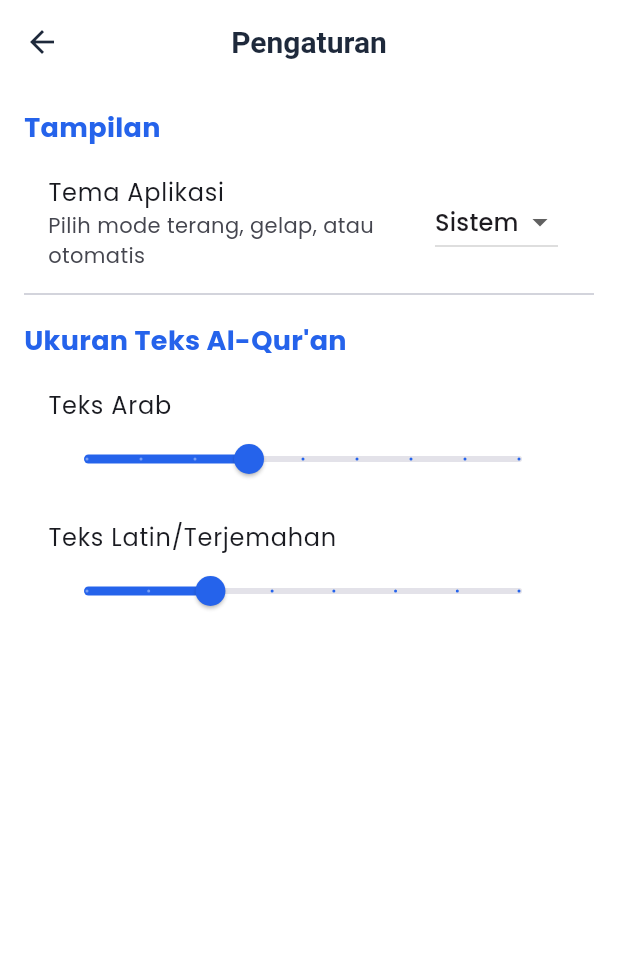
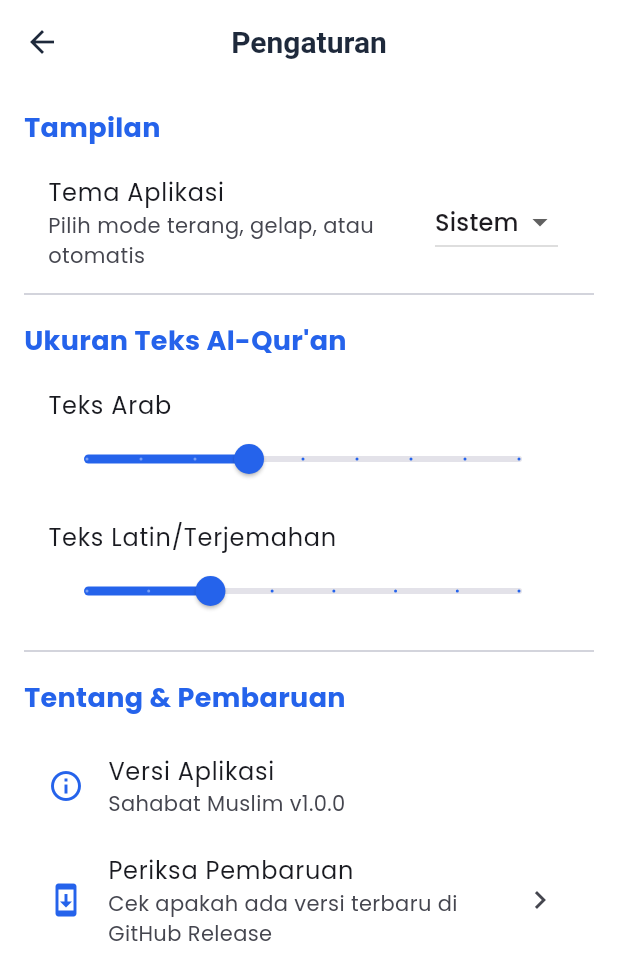
Before and after one commit to MuhammadKrisna18/sahabatmuslim, a Flutter app: the screen it shows after launch, after a tap on the "volume up" icon, after a tap on the "settings" icon, on a phone screen of 412 x 824 dp. Shown: the top 980 px of the screen. Run offline on Flutter 3.47's test engine with Material 3 defaults, Android fonts, the phone set to English and light mode, and no system bars; our stand-ins replace adhan, audio_service, audioplayers, dio, expandable, file_picker and 16 more; missing offline and left inert: alarm, home_widget; network calls fail; statements that could not run were skipped.

Commit message:
feat: implement CI/CD GitHub release workflow and in-app auto update

```diff
--- a/lib/core/di/injection.dart
+++ b/lib/core/di/injection.dart
@@ -45,6 +45,7 @@ import 'package:adhan_reminder/features/quran/presentation/providers/quran_downl
 
 import 'package:adhan_reminder/core/services/notification_service.dart';
 import 'package:adhan_reminder/core/services/alarm_service.dart';
+import 'package:adhan_reminder/core/services/update_service.dart';
 import 'package:adhan_reminder/features/quran/data/services/audio_player_service.dart';
 import 'package:adhan_reminder/core/services/storage_service.dart';
 import 'package:adhan_reminder/features/adhan/presentation/providers/adhan_provider.dart';
@@ -65,6 +66,7 @@ Future<void> setupInjection() async {
   getIt.registerLazySingleton<NotificationService>(() => NotificationService());
   getIt.registerLazySingleton<AlarmService>(() => AlarmService());
   getIt.registerLazySingleton<AudioPlayerService>(() => AudioPlayerService());
+  getIt.registerLazySingleton<UpdateService>(() => UpdateService());
 
   // Data Sources
   getIt.registerLazySingleton<BookmarkLocalDataSource>(
--- /dev/null
+++ b/lib/core/services/update_service.dart
@@ -0,0 +1,170 @@
+import 'dart:io';
+import 'package:dio/dio.dart';
+import 'package:flutter/foundation.dart';
+import 'package:open_filex/open_filex.dart';
+import 'package:package_info_plus/package_info_plus.dart';
+import 'package:path_provider/path_provider.dart';
+import 'package:url_launcher/url_launcher.dart';
+
+class UpdateInfo {
+  final String latestVersion;
+  final String currentVersion;
+  final String title;
+  final String changelog;
+  final String? downloadUrl;
+  final String htmlUrl;
+  final bool hasUpdate;
+
+  UpdateInfo({
+    required this.latestVersion,
+    required this.currentVersion,
+    required this.title,
+    required this.changelog,
+    required this.downloadUrl,
+    required this.htmlUrl,
+    required this.hasUpdate,
+  });
+}
+
+class UpdateService {
+  final Dio _dio = Dio();
+  static const String _repoOwner = 'MuhammadKrisna18';
+  static const String _repoName = 'sahabatmuslim';
+
+  Future<String> getCurrentVersion() async {
+    try {
+      final packageInfo = await PackageInfo.fromPlatform();
+      return packageInfo.version;
+    } catch (_) {
+      return '1.0.0';
+    }
+  }
+
+  Future<UpdateInfo?> checkForUpdate() async {
+    try {
+      final currentVersion = await getCurrentVersion();
+      const url = 'https://api.github.com/repos/$_repoOwner/$_repoName/releases/latest';
+
+      final response = await _dio.get(
+        url,
+        options: Options(
+          headers: {'Accept': 'application/vnd.github.v3+json'},
+          receiveTimeout: const Duration(seconds: 10),
+          sendTimeout: const Duration(seconds: 10),
+        ),
+      );
+
+      if (response.statusCode == 200 && response.data != null) {
+        final data = response.data as Map<String, dynamic>;
+        final tagName = (data['tag_name'] as String? ?? '').replaceAll('v', '').trim();
+        final title = data['name'] as String? ?? 'Pembaruan Tersedia';
+        final changelog = data['body'] as String? ?? 'Perbaikan bug dan peningkatan performa.';
+        final htmlUrl = data['html_url'] as String? ?? 'https://github.com/$_repoOwner/$_repoName/releases';
+
+        String? downloadUrl;
+        final assets = data['assets'] as List<dynamic>?;
+        if (assets != null && assets.isNotEmpty) {
+          for (final asset in assets) {
+            final assetName = (asset['name'] as String? ?? '').toLowerCase();
+            if (assetName.endsWith('.apk')) {
+              downloadUrl = asset['browser_download_url'] as String?;
+              break;
+            }
+          }
+        }
+
+        final hasUpdate = _isNewerVersion(currentVersion, tagName);
+
+        return UpdateInfo(
+          latestVersion: tagName,
+          currentVersion: currentVersion,
+          title: title,
+          changelog: changelog,
+          downloadUrl: downloadUrl,
+          htmlUrl: htmlUrl,
+          hasUpdate: hasUpdate,
+        );
+      }
+    } catch (e) {
+      debugPrint('UpdateService check error: $e');
+    }
+    return null;
+  }
+
+  bool _isNewerVersion(String current, String remote) {
+    if (remote.isEmpty) return false;
+
+    try {
+      final cleanCurrent = current.split('+').first.replaceAll(RegExp(r'[^0-9.]'), '');
+      final cleanRemote = remote.split('+').first.replaceAll(RegExp(r'[^0-9.]'), '');
+
+      final currentParts = cleanCurrent.split('.').map((e) => int.tryParse(e) ?? 0).toList();
+      final remoteParts = cleanRemote.split('.').map((e) => int.tryParse(e) ?? 0).toList();
+
+      while (currentParts.length < 3) {
+        currentParts.add(0);
+      }
+      while (remoteParts.length < 3) {
+        remoteParts.add(0);
+      }
+
+      for (int i = 0; i < 3; i++) {
+        if (remoteParts[i] > currentParts[i]) return true;
+        if (remoteParts[i] < currentParts[i]) return false;
+      }
+    } catch (_) {}
+
+    return false;
+  }
+
+  Future<void> openInBrowser(String url) async {
+    final uri = Uri.parse(url);
+    if (await canLaunchUrl(uri)) {
+      await launchUrl(uri, mode: LaunchMode.externalApplication);
+    }
+  }
+
+  Future<String?> downloadApk(
+    String downloadUrl,
+    String fileName, {
+    required void Function(int received, int total) onProgress,
+    CancelToken? cancelToken,
+  }) async {
+    try {
+      final dir = await getTemporaryDirectory();
+      final filePath = '${dir.path}/$fileName';
+
+      final file = File(filePath);
+      if (await file.exists()) {
+        await file.delete();
+      }
+
+      await _dio.download(
+        downloadUrl,
+        filePath,
+        onReceiveProgress: onProgress,
+        cancelToken: cancelToken,
+      );
+
+      return filePath;
+    } catch (e) {
+      debugPrint('Download APK error: $e');
+      return null;
+    }
+  }
+
+  Future<bool> installApk(String filePath) async {
+    try {
+      if (Platform.isAndroid) {
+        final result = await OpenFilex.open(
+          filePath,
+          type: 'application/vnd.android.package-archive',
+        );
+        return result.type == ResultType.done;
+      }
+    } catch (e) {
+      debugPrint('Install APK error: $e');
+    }
+    return false;
+  }
+}
--- a/lib/features/main_menu/presentation/screens/main_menu_screen.dart
+++ b/lib/features/main_menu/presentation/screens/main_menu_screen.dart
@@ -1,6 +1,9 @@
 import 'dart:ui';
 import 'package:flutter/material.dart';
 
+import 'package:adhan_reminder/core/di/injection.dart';
+import 'package:adhan_reminder/core/services/update_service.dart';
+import 'package:adhan_reminder/core/widgets/update_dialog.dart';
 import 'package:adhan_reminder/features/adhan/presentation/screens/home_screen.dart';
 import 'package:adhan_reminder/features/doa/presentation/screens/doa_list_screen.dart';
 import 'package:adhan_reminder/features/qibla/presentation/screens/qibla_screen.dart';
@@ -19,6 +22,26 @@ class MainMenuScreen extends StatefulWidget {
 
 class _MainMenuScreenState extends State<MainMenuScreen> {
   int _currentIndex = 0;
+
+  @override
+  void initState() {
+    super.initState();
+    WidgetsBinding.instance.addPostFrameCallback((_) {
+      _checkForUpdate();
+    });
+  }
+
+  Future<void> _checkForUpdate() async {
+    final updateService = getIt<UpdateService>();
+    final updateInfo = await updateService.checkForUpdate();
+    if (mounted && updateInfo != null && updateInfo.hasUpdate) {
+      UpdateDialog.show(
+        context,
+        updateInfo: updateInfo,
+        updateService: updateService,
+      );
+    }
+  }
 
   final List<Widget> _screens = [
     const HomeScreen(),
--- a/lib/features/settings/presentation/screens/settings_screen.dart
+++ b/lib/features/settings/presentation/screens/settings_screen.dart
@@ -1,10 +1,82 @@
 import 'package:flutter/material.dart';
 import 'package:provider/provider.dart';
+import 'package:adhan_reminder/core/di/injection.dart';
+import 'package:adhan_reminder/core/services/update_service.dart';
+import 'package:adhan_reminder/core/widgets/update_dialog.dart';
 import 'package:adhan_reminder/features/settings/presentation/providers/settings_provider.dart';
 import 'package:adhan_reminder/core/constants/app_colors.dart';
 
-class SettingsScreen extends StatelessWidget {
+class SettingsScreen extends StatefulWidget {
   const SettingsScreen({super.key});
+
+  @override
+  State<SettingsScreen> createState() => _SettingsScreenState();
+}
+
+class _SettingsScreenState extends State<SettingsScreen> {
+  String _currentVersion = '...';
+  bool _isCheckingUpdate = false;
+
+  @override
+  void initState() {
+    super.initState();
+    _loadVersion();
+  }
+
+  Future<void> _loadVersion() async {
+    final version = await getIt<UpdateService>().getCurrentVersion();
+    if (mounted) {
+      setState(() {
+        _currentVersion = version;
+      });
+    }
+  }
+
+  Future<void> _manualCheckUpdate() async {
+    if (_isCheckingUpdate) return;
+
+    setState(() {
+      _isCheckingUpdate = true;
+    });
+
+    ScaffoldMessenger.of(context).showSnackBar(
+      const SnackBar(
+        content: Text('Memeriksa pembaruan dari GitHub...'),
+        duration: Duration(seconds: 2),
+      ),
+    );
+
+    final updateService = getIt<UpdateService>();
+    final updateInfo = await updateService.checkForUpdate();
+
+    if (!mounted) return;
+
+    setState(() {
+      _isCheckingUpdate = false;
+    });
+
+    if (updateInfo == null) {
+      ScaffoldMessenger.of(context).showSnackBar(
+        const SnackBar(
+          content: Text('Gagal memeriksa pembaruan. Pastikan internet Anda aktif.'),
+          backgroundColor: Colors.redAccent,
+        ),
+      );
+    } else if (updateInfo.hasUpdate) {
+      UpdateDialog.show(
+        context,
+        updateInfo: updateInfo,
+        updateService: updateService,
+      );
+    } else {
+      ScaffoldMessenger.of(context).showSnackBar(
+        SnackBar(
+          content: Text('Aplikasi sudah versi terbaru (v${updateInfo.currentVersion}) 🎉'),
+          backgroundColor: AppColors.primary,
+        ),
+      );
+    }
+  }
 
   @override
   Widget build(BuildContext context) {
@@ -87,6 +159,35 @@ class SettingsScreen extends StatelessWidget {
                   activeColor: AppColors.primary,
                 ),
               ),
+              const Divider(),
+              const SizedBox(height: 10),
+              const Text(
+                'Tentang & Pembaruan',
+                style: TextStyle(
+                  fontSize: 18,
+                  fontWeight: FontWeight.bold,
+                  color: AppColors.primary,
+                ),
+              ),
+              const SizedBox(height: 10),
+              ListTile(
+                leading: const Icon(Icons.info_outline, color: AppColors.primary),
+                title: const Text('Versi Aplikasi'),
+                subtitle: Text('Sahabat Muslim v$_currentVersion'),
+              ),
+              ListTile(
+                leading: _isCheckingUpdate
+                    ? const SizedBox(
+                        width: 24,
+                        height: 24,
+                        child: CircularProgressIndicator(strokeWidth: 2),
+                      )
+                    : const Icon(Icons.system_update, color: AppColors.primary),
+                title: const Text('Periksa Pembaruan'),
+                subtitle: const Text('Cek apakah ada versi terbaru di GitHub Release'),
+                trailing: const Icon(Icons.chevron_right),
+                onTap: _isCheckingUpdate ? null : _manualCheckUpdate,
+              ),
             ],
           );
         },
--- a/pubspec.yaml
+++ b/pubspec.yaml
@@ -62,6 +62,9 @@ dependencies:
   shimmer: ^3.0.0
   expandable: ^5.0.1
   home_widget: ^0.9.2+1
+  package_info_plus: ^9.0.1
+  url_launcher: ^6.3.1
+  open_filex: ^5.0.0
 
 dev_dependencies:
   integration_test:
```
Also changed, not shown: lib/core/widgets/update_dialog.dart (added, +316 -0 lines), pubspec.lock, 7 other files.
